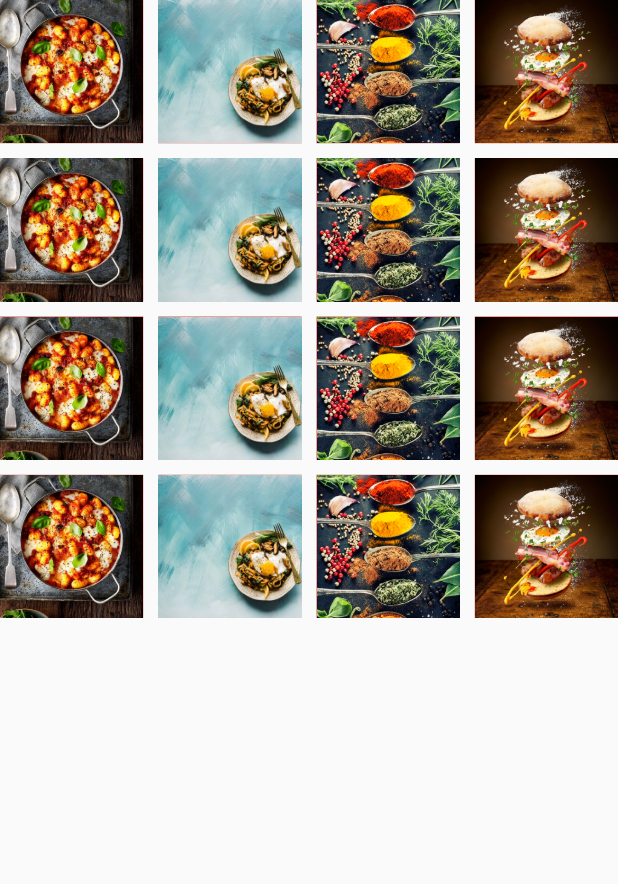
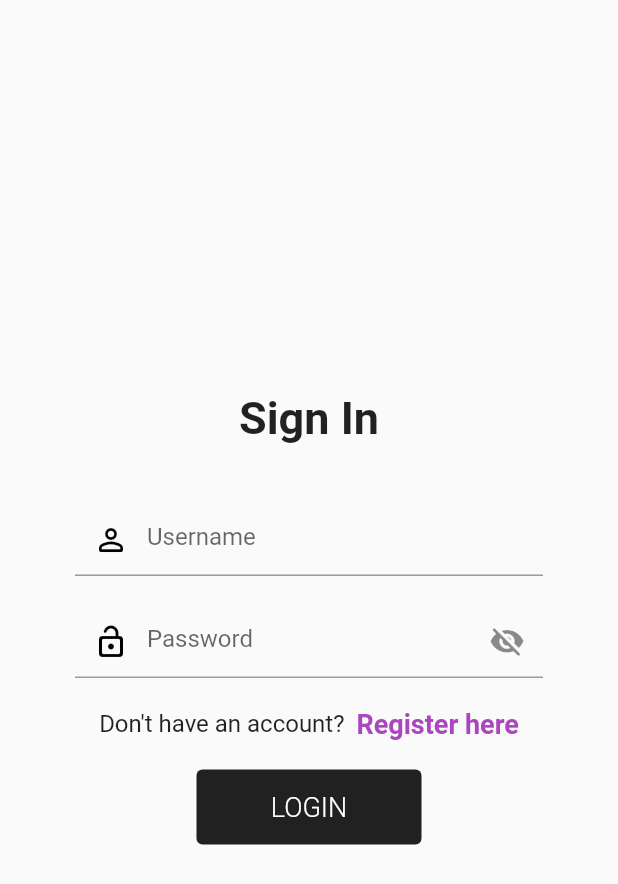
Before and after one commit to yusupcr9/vegetable-apps, a Flutter app: the screen it shows after launch, on a phone screen of 412 x 824 dp. Shown: the top 884 px of the screen. Run offline on Flutter 3.47's test engine with Material 2 defaults, Android fonts, the phone set to English and light mode, and no system bars.

Commit message:
Sign In Page

```diff
--- a/vegetable_apps/lib/main.dart
+++ b/vegetable_apps/lib/main.dart
@@ -1,5 +1,6 @@
 import 'package:flutter/material.dart';
 import 'package:vegetable_apps/presentation/menu_list/menu_list_page.dart';
+import 'package:vegetable_apps/presentation/sign_in/sign_in_page.dart';
 
 void main() {
   runApp(const AppWidget());
@@ -11,7 +12,7 @@ class AppWidget extends StatelessWidget {
   @override
   Widget build(BuildContext context) {
     return const MaterialApp(
-      home: MenuListPage(),
+      home: SignInPage(),
     );
   }
 }
--- /dev/null
+++ b/vegetable_apps/lib/presentation/sign_in/sign_in_page.dart
@@ -0,0 +1,107 @@
+import 'package:flutter/material.dart';
+
+class SignInPage extends StatefulWidget {
+  const SignInPage({Key? key}) : super(key: key);
+
+  @override
+  State<SignInPage> createState() => _SignInPageState();
+}
+
+class _SignInPageState extends State<SignInPage> {
+  bool? _obscureText;
+  IconData? _icon;
+
+  @override
+  void initState() {
+    _obscureText = true;
+    _icon = Icons.visibility_off_rounded;
+    super.initState();
+  }
+
+  @override
+  Widget build(BuildContext context) {
+    return Scaffold(
+        body: SafeArea(
+      child: Container(
+        margin: EdgeInsets.symmetric(horizontal: 50),
+        child: Column(
+          mainAxisAlignment: MainAxisAlignment.center,
+          children: [
+            Text(
+              'Sign In',
+              style: TextStyle(fontSize: 30, fontWeight: FontWeight.bold),
+            ),
+            SizedBox(height: 40),
+            TextFormField(
+              decoration: InputDecoration(
+                prefixIcon: Icon(
+                  Icons.person_outline_rounded,
+                  color: Colors.black,
+                ),
+                hintText: "Username",
+              ),
+            ),
+            SizedBox(height: 20),
+            TextFormField(
+              obscureText: _obscureText!,
+              decoration: InputDecoration(
+                  prefixIcon: Icon(
+                    Icons.lock_open_rounded,
+                    color: Colors.black,
+                  ),
+                  hintText: "Password",
+                  suffixIcon: InkWell(
+                      onTap: () {
+                        _obscureText = !_obscureText!;
+                        setState(() {
+                          _icon = _obscureText!
+                              ? Icons.visibility_off_rounded
+                              : Icons.visibility_rounded;
+                        });
+                      },
+                      child: Icon(_icon))),
+            ),
+            SizedBox(height: 20),
+            Container(
+              child: Row(
+                mainAxisAlignment: MainAxisAlignment.center,
+                children: [
+                  Text(
+                    'Don\'t have an account?  ',
+                    style: TextStyle(fontSize: 16),
+                  ),
+                  Text(
+                    'Register here',
+                    style: TextStyle(
+                        fontSize: 18,
+                        color: Colors.purple[400],
+                        fontWeight: FontWeight.bold),
+                  ),
+                ],
+              ),
+            ),
+            SizedBox(height: 20),
+            Container(
+              width: 150,
+              height: 50,
+              child: TextButton(
+                  onPressed: () {},
+                  style: ButtonStyle(
+                    backgroundColor: MaterialStateProperty.all<Color>(
+                      Colors.black87,
+                    ),
+                  ),
+                  child: Text(
+                    'LOGIN',
+                    style: TextStyle(
+                        color: Colors.white,
+                        fontSize: 18,
+                        fontWeight: FontWeight.w300),
+                  )),
+            ),
+          ],
+        ),
+      ),
+    ));
+  }
+}
```
